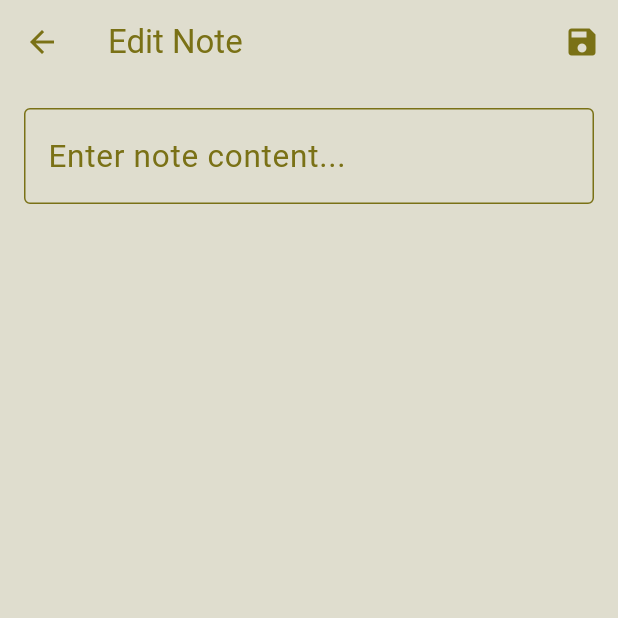
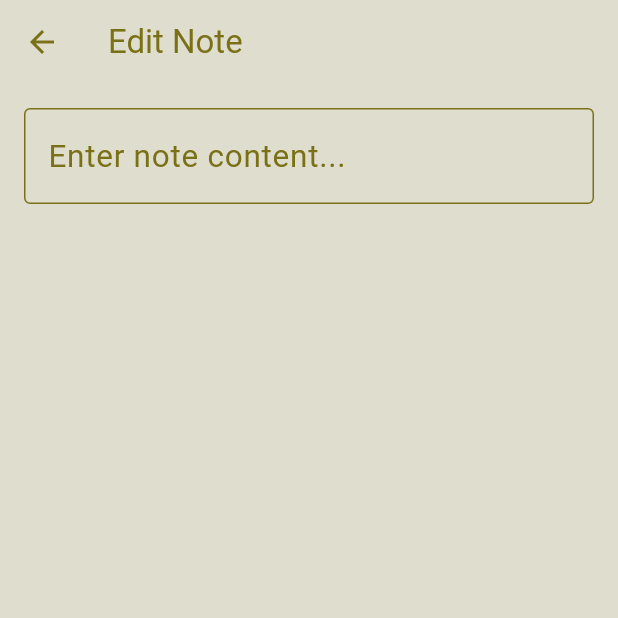
Before and after one commit to MJ-Chaudhry/Tranquille, a Flutter app: the NoteDetailPage screen opened directly with empty values, on a phone screen of 412 x 824 dp, the top half of it. Run offline on Flutter 3.47's test engine with Material 3 defaults, Android fonts, the phone set to English and light mode, and no system bars; our stand-ins replace just_audio.

Commit message:
Note saving added

```diff
--- a/lib/notes.dart
+++ b/lib/notes.dart
@@ -1,8 +1,4 @@
 import 'package:flutter/material.dart';
-
-class Note extends ChangeNotifier {
-  String text = "";
-}
 
 class NotesPage extends StatefulWidget {
   const NotesPage({super.key});
@@ -39,6 +35,14 @@ class _NotesPageState extends State<NotesPage> {
     });
   }
 
+  // int _selectedIndex = 0;
+
+  // void _onItemTapped(int index) {
+  //   setState(() {
+  //     _selectedIndex = index;
+  //   });
+  // }
+
   @override
   Widget build(BuildContext context) {
     return Scaffold(
@@ -67,8 +71,7 @@ class _NotesPageState extends State<NotesPage> {
                 return GestureDetector(
                   onTap: () => _viewOrEditNote(index),
                   child: Container(
-                    margin: const EdgeInsets.symmetric(
-                        horizontal: 16.0, vertical: 8.0),
+                    margin: const EdgeInsets.symmetric(horizontal: 16.0, vertical: 8.0),
                     padding: const EdgeInsets.all(16.0),
                     decoration: BoxDecoration(
                       borderRadius: BorderRadius.circular(8),
@@ -91,11 +94,7 @@ class NoteDetailPage extends StatefulWidget {
   final int index;
   final Function(String, int) onSave;
 
-  const NoteDetailPage(
-      {super.key,
-      required this.note,
-      required this.index,
-      required this.onSave});
+  const NoteDetailPage({required this.note, required this.index, required this.onSave});
 
   @override
   State<NoteDetailPage> createState() => _NoteDetailPageState();
@@ -108,29 +107,25 @@ class _NoteDetailPageState extends State<NoteDetailPage> {
   void initState() {
     super.initState();
     _controller = TextEditingController(text: widget.note);
+
+    // Update note in real-time as text changes
+    _controller.addListener(() {
+      widget.onSave(_controller.text, widget.index);
+    });
   }
 
   @override
   Widget build(BuildContext context) {
     return Scaffold(
       appBar: AppBar(
-        title: const Text('Edit Note'),
-        actions: [
-          IconButton(
-            icon: const Icon(Icons.save),
-            onPressed: () {
-              widget.onSave(_controller.text, widget.index);
-              Navigator.pop(context);
-            },
-          ),
-        ],
+        title: Text('Edit Note'),
       ),
       body: Padding(
-        padding: const EdgeInsets.all(16.0),
+        padding: EdgeInsets.all(16.0),
         child: TextField(
           controller: _controller,
           maxLines: null,
-          decoration: const InputDecoration(
+          decoration: InputDecoration(
             hintText: 'Enter note content...',
             border: OutlineInputBorder(),
           ),
@@ -138,4 +133,10 @@ class _NoteDetailPageState extends State<NoteDetailPage> {
       ),
     );
   }
+
+  @override
+  void dispose() {
+    _controller.dispose();
+    super.dispose();
+  }
 }
```
